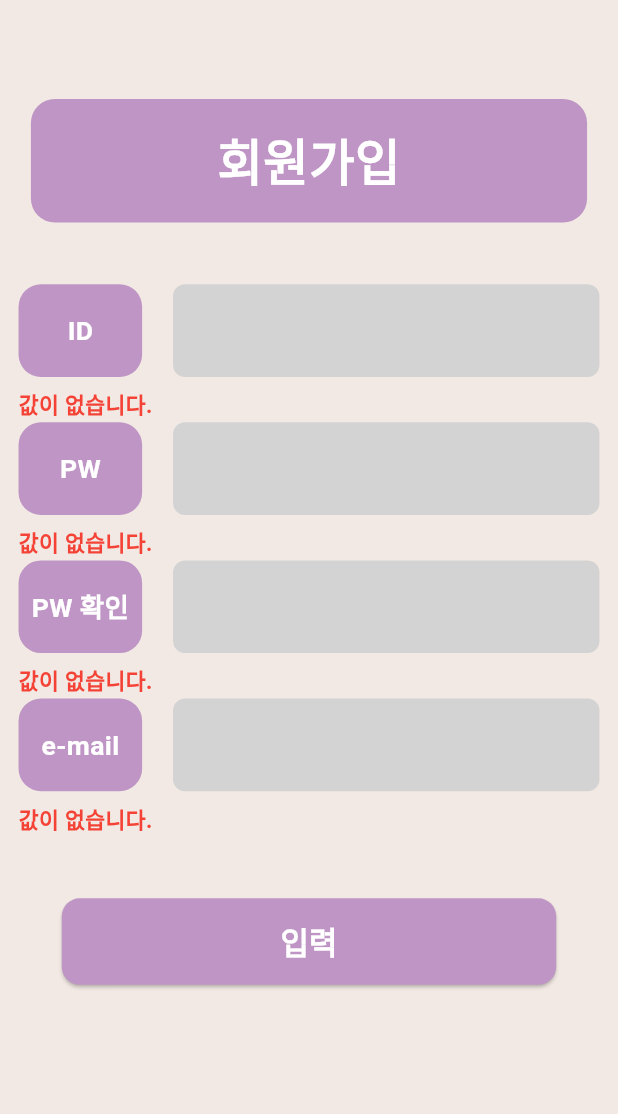
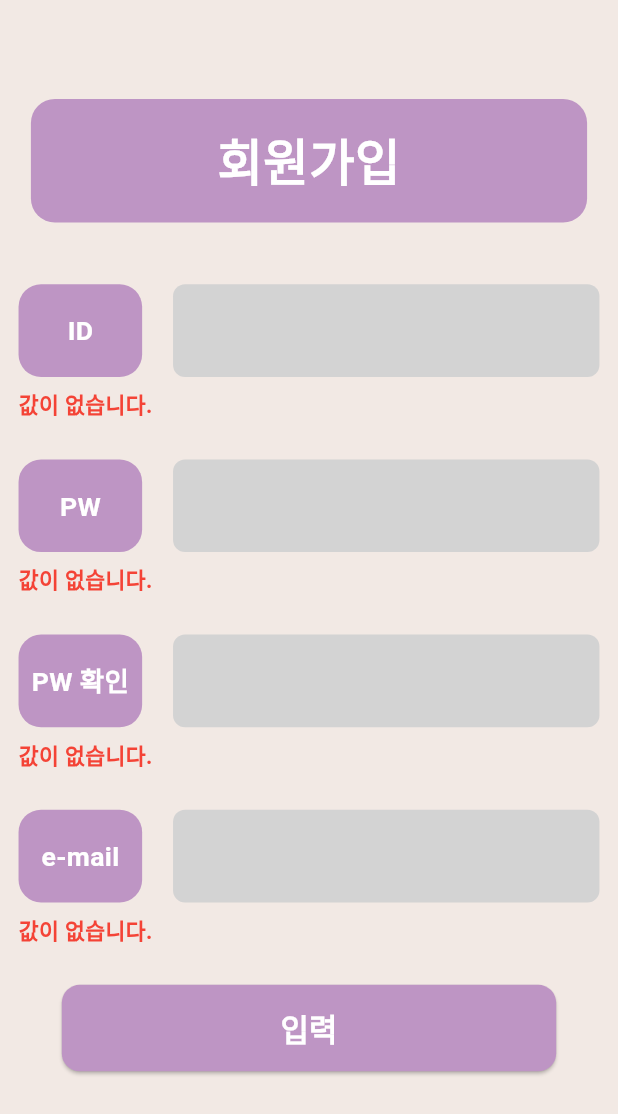
Before and after one commit to KIMSSEUNG/ChatPRJ, a Flutter app: the CreateMember screen opened directly, after a tap on "입력", on a phone screen of 412 x 824 dp. Shown: the top 1114 px of the screen. Run offline on Flutter 3.47's test engine with Material 3 defaults, Android fonts, the phone set to English and light mode, and no system bars; our stand-ins replace google_sign_in.

Commit message:
Member Join 확인완료

```diff
--- a/lib/page/create/CreateMember.dart
+++ b/lib/page/create/CreateMember.dart
@@ -30,7 +30,7 @@ class _CreateMemberState extends State<CreateMember> {
 
   // 이메일 형식 체크 (간단한 정규식)
   bool _isValidEmail(String email) {
-    final emailRegex = RegExp(r'^[\w-\.]+@([\w-]+\.)+[\w-]{2,4}$');
+    final emailRegex = RegExp(r'^[\w-\.]+@([\w-]+\.)+[\w-]{3,4}$');
     return emailRegex.hasMatch(email);
   }
 
@@ -48,14 +48,14 @@ class _CreateMemberState extends State<CreateMember> {
       } else if (_isDuplicateID(_idController.text)) {
         idError = "중복된 아이디가 있습니다.";
       } else if (_idController.text.length < 7) {
-        idError = "해당 하는 길이 7자 보다 입력 아이디 길이가 짧습니다.";
+        idError = "7자 보다 입력 아이디 길이가 짧습니다.";
       }
 
       // 2. PW 검증
       if (_pwController.text.isEmpty) {
         pwError = "값이 없습니다.";
       } else if (_pwController.text.length < 7) {
-        pwError = "해당 하는 길이 7자 보다 입력 패스워드 길이가 짧습니다.";
+        pwError = "7자 보다 입력 패스워드 길이가 짧습니다.";
       }
 
       // 3. PW 확인 검증
@@ -115,6 +115,9 @@ class _CreateMemberState extends State<CreateMember> {
             controller: _idController,
             errorText: idError,
           ),
+
+          SizedBox(height: screenHeight * 0.03),  // 간격
+
           _buildInputField(
             screenWidth: screenWidth,
             labelText: "PW",
@@ -122,6 +125,9 @@ class _CreateMemberState extends State<CreateMember> {
             controller: _pwController,
             errorText: pwError,
           ),
+
+          SizedBox(height: screenHeight * 0.03),  // 간격
+
           _buildInputField(
             screenWidth: screenWidth,
             labelText: "PW 확인",
@@ -129,6 +135,9 @@ class _CreateMemberState extends State<CreateMember> {
             controller: _pwConfirmController,
             errorText: pwConfirmError,
           ),
+
+          SizedBox(height: screenHeight * 0.03),  // 간격
+
           _buildInputField(
             screenWidth: screenWidth,
             labelText: "e-mail",
@@ -137,7 +146,7 @@ class _CreateMemberState extends State<CreateMember> {
             errorText: emailError,
           ),
 
-          SizedBox(height: screenHeight * 0.05),  // 간격
+          SizedBox(height: screenHeight * 0.03),  // 간격
 
           // 입력 버튼
           SizedBox(
```
